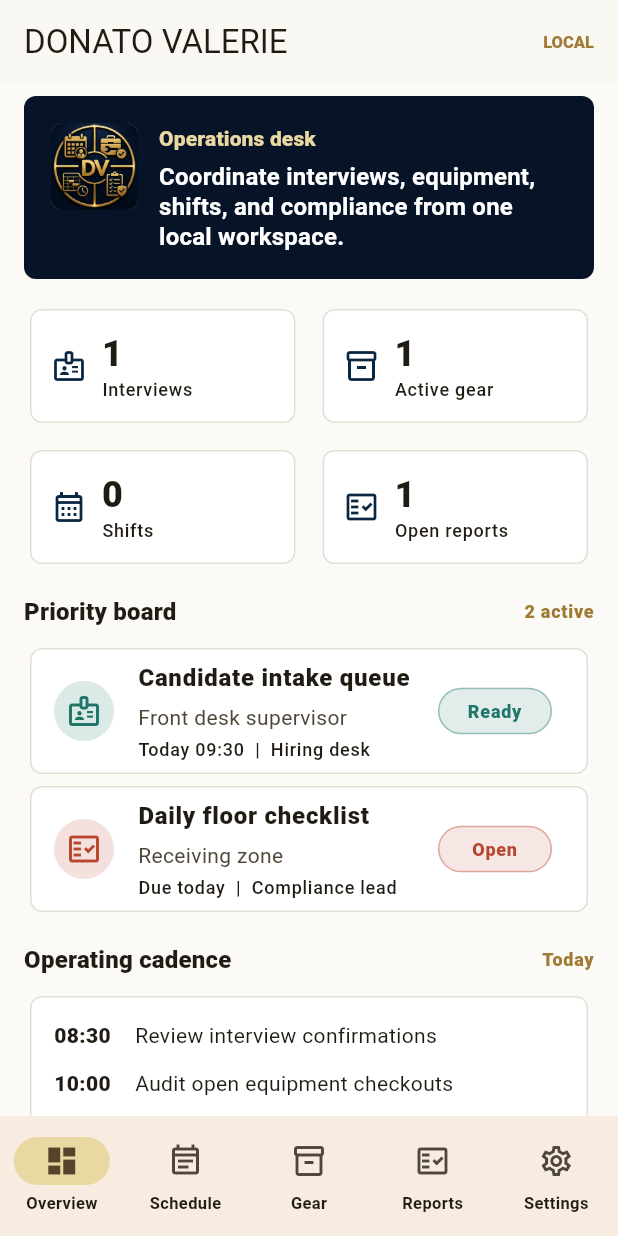
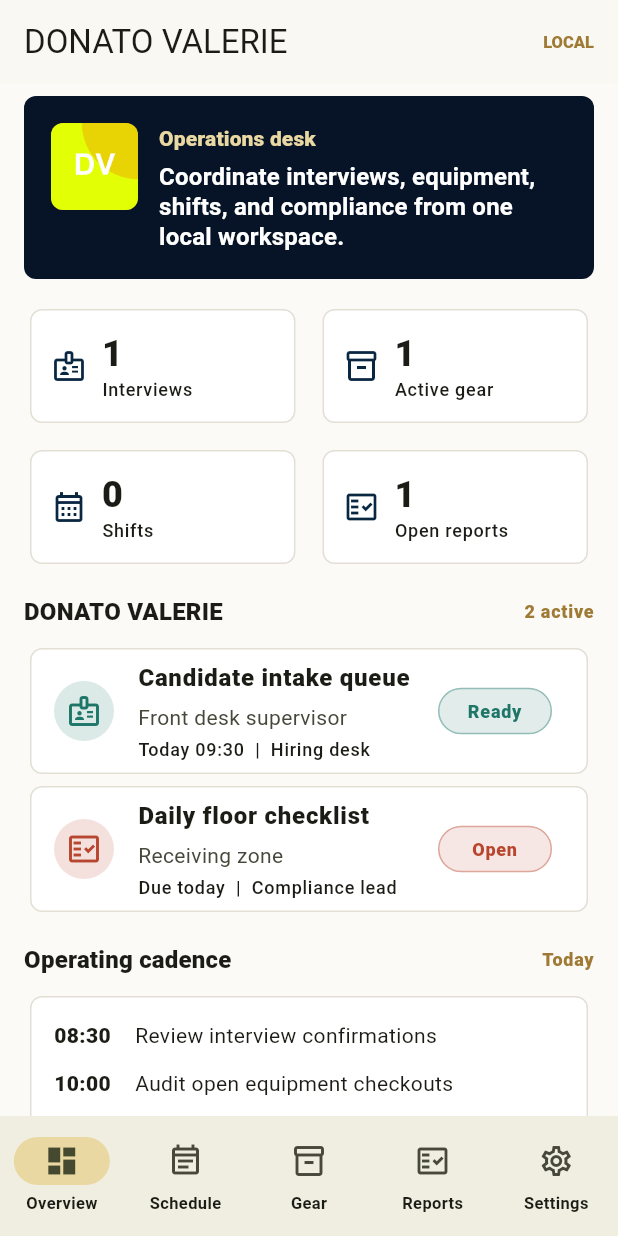
Before and after one commit to EOOrga/68d9d1251299230338fc3f5f, a Flutter app: the screen it shows after launch, on a phone screen of 412 x 824 dp. Run offline on Flutter 3.47's test engine with Material 3 defaults, Android fonts, the phone set to English and light mode, and no system bars; our stand-ins replace shared_preferences.

Commit message:
Create Flutter variant com.jamiaaz.donatovalerie

```diff
--- a/lib/main.dart
+++ b/lib/main.dart
@@ -20,7 +20,7 @@ class DonatoValerieApp extends StatelessWidget {
 
   @override
   Widget build(BuildContext context) {
-    const seed = Color(0xFF9E7A35);
+    const seed = Color(0xFFE2FF05);
     final scheme = ColorScheme.fromSeed(
       seedColor: seed,
       brightness: Brightness.light,
@@ -383,7 +383,7 @@ class OverviewPage extends StatelessWidget {
         ),
         const SizedBox(height: 16),
         SectionTitle(
-          title: 'Priority board',
+          title: 'DONATO VALERIE',
           actionText: '${priorities.length} active',
         ),
         if (priorities.isEmpty)
--- a/pubspec.yaml
+++ b/pubspec.yaml
@@ -1,4 +1,4 @@
-name: donato_valerie
+name: donatovalerie
 description: "Local operations workflow app for DONATO VALERIE."
 publish_to: 'none'
 
@@ -28,5 +28,5 @@ flutter_launcher_icons:
   android: true
   ios: false
   image_path: "docs/icon.png"
-  adaptive_icon_background: "#071428"
-  adaptive_icon_foreground: "docs/icon.png"
+  adaptive_icon_background: "#FF2205"
+  adaptive_icon_foreground: docs/icon.png
```
Also changed, not shown: docs/icon.png, 12 other files.
